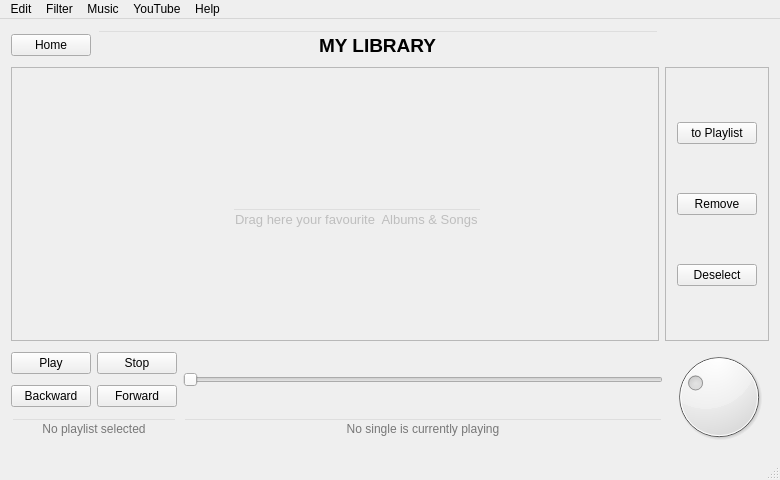
CermakM/MediaPlayer, file mainwin.ui: the form before one commit.
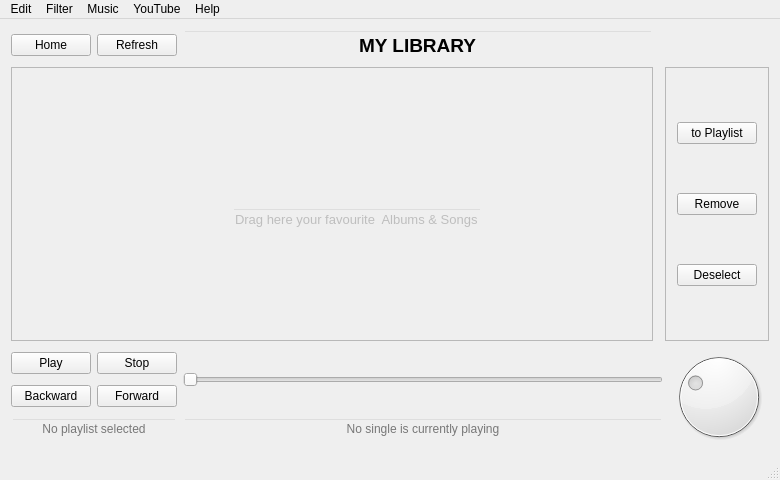
The form after the commit. Custom widgets are drawn as their Qt base class.

The edit to the form file:
```diff
--- a/mainwin.ui
+++ b/mainwin.ui
@@ -21,7 +21,7 @@
   </property>
   <widget class="QWidget" name="centralWidget">
    <layout class="QGridLayout" name="gridLayout_2">
-    <item row="1" column="0" colspan="2">
+    <item row="1" column="0" colspan="3">
      <widget class="QScrollArea" name="dropArea">
       <property name="sizePolicy">
        <sizepolicy hsizetype="Preferred" vsizetype="Expanding">
@@ -39,7 +39,7 @@
        <string>Drag here your favourite  Albums &amp; Songs</string>
       </property>
       <property name="toolTipDuration">
-       <number>1000</number>
+       <number>2000</number>
       </property>
       <property name="frameShadow">
        <enum>QFrame::Sunken</enum>
@@ -55,7 +55,7 @@
         <rect>
          <x>0</x>
          <y>0</y>
-         <width>654</width>
+         <width>648</width>
          <height>272</height>
         </rect>
        </property>
@@ -126,7 +126,7 @@
       </property>
      </widget>
     </item>
-    <item row="0" column="1">
+    <item row="0" column="2">
      <widget class="QLineEdit" name="TitleLibrary">
       <property name="font">
        <font>
@@ -156,7 +156,7 @@
       </property>
      </widget>
     </item>
-    <item row="2" column="0" colspan="3">
+    <item row="2" column="0" colspan="5">
      <layout class="QHBoxLayout" name="horizontalLayout">
       <item>
        <layout class="QGridLayout" name="gridLayout">
@@ -268,7 +268,7 @@
       </item>
      </layout>
     </item>
-    <item row="1" column="2">
+    <item row="1" column="4">
      <widget class="QFrame" name="dropAreaOptions">
       <property name="frameShape">
        <enum>QFrame::StyledPanel</enum>
@@ -307,6 +307,13 @@
       </layout>
      </widget>
     </item>
+    <item row="0" column="1">
+     <widget class="QPushButton" name="ButtonRefresh">
+      <property name="text">
+       <string>Refresh</string>
+      </property>
+     </widget>
+    </item>
    </layout>
   </widget>
   <widget class="QMenuBar" name="menuBar">
```
